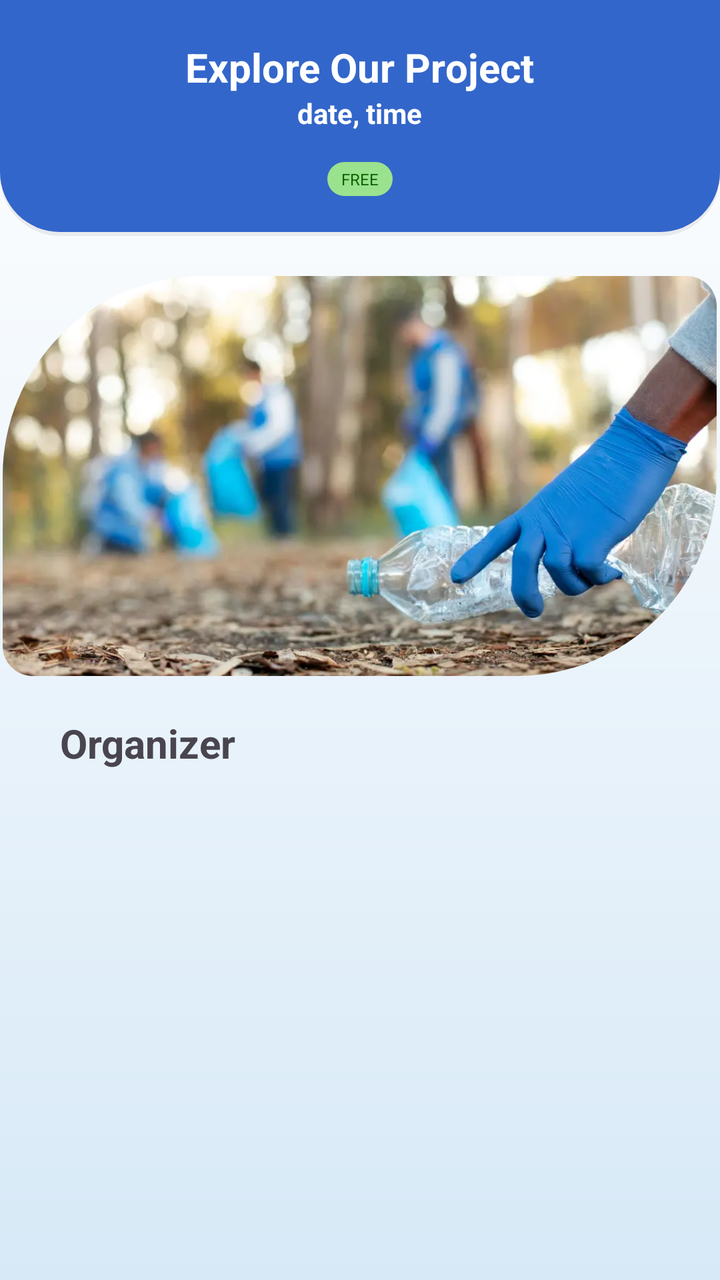
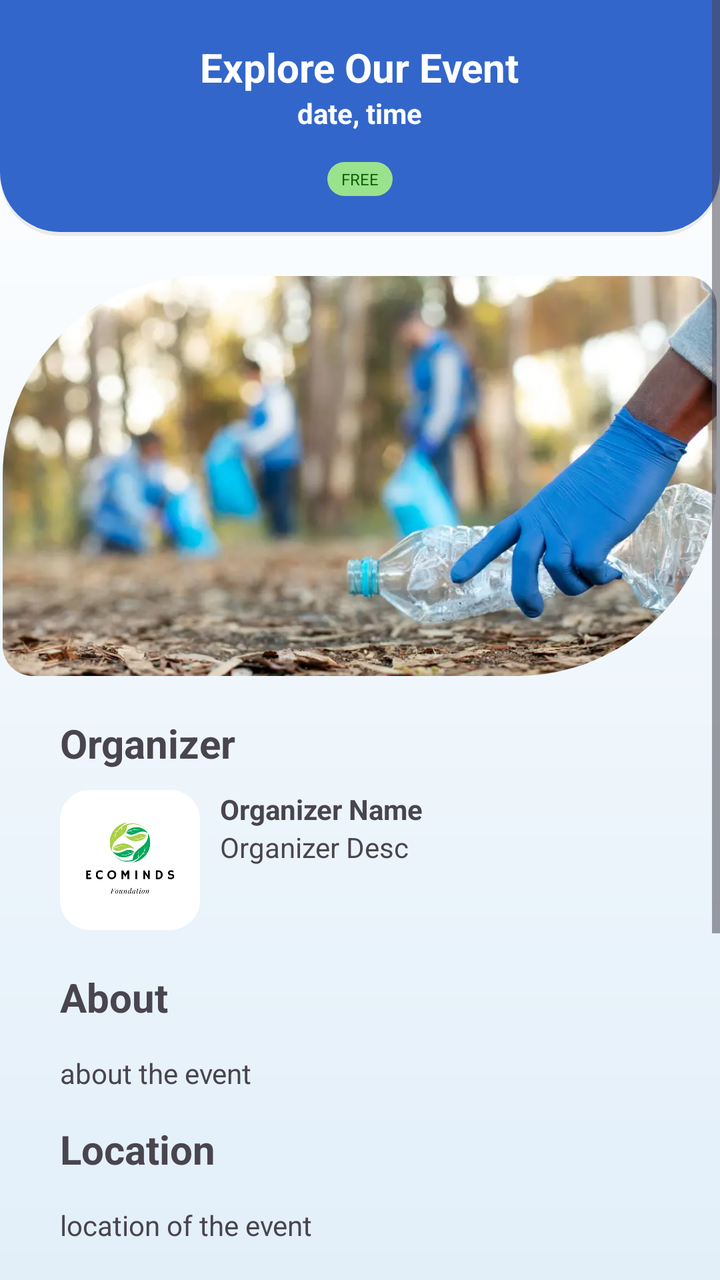

Screens rendered from an Android XML layout before and after an edit, with the pre-edit source and the edit as a unified diff.
<!-- AndroidManifest.xml: application theme Theme.PolluGuard -->
<!-- res/layout/activity_project_details.xml -->
<?xml version="1.0" encoding="utf-8"?>
<LinearLayout xmlns:android="http://schemas.android.com/apk/res/android"
    xmlns:app="http://schemas.android.com/apk/res-auto"
    xmlns:tools="http://schemas.android.com/tools"
    android:layout_width="match_parent"
    android:layout_height="match_parent"
    android:id="@+id/main"
    tools:context=".ui.volunteer.VolunteerFragment"
    android:background="@drawable/gradient_background"
    android:orientation="vertical">

    <LinearLayout
        android:layout_width="match_parent"
        android:layout_height="wrap_content"
        android:orientation="vertical"
        android:background="@drawable/blue_background"
        android:padding="20dp"
        android:gravity="center">

        <TextView
            android:id="@+id/judulText"
            android:layout_width="wrap_content"
            android:layout_height="wrap_content"
            android:text="Explore Our Project"
            android:textColor="@color/white"
            android:textStyle="bold"
            android:textSize="20sp"/>

        <TextView
            android:id="@+id/dateTimeText"
            android:layout_width="wrap_content"
            android:layout_height="wrap_content"
            android:text="date, time"
            android:textColor="@color/white"
            android:textStyle="bold"
            android:textSize="14sp"
            android:layout_marginBottom="15dp"/>

        <TextView
            android:id="@+id/priceText"
            android:layout_width="wrap_content"
            android:layout_height="wrap_content"
            android:text="FREE"
            android:textSize="8sp"
            android:textColor="@color/greenText"
            android:background="@drawable/rounded_corners"
            android:backgroundTint="@color/greenCoupon"
            android:paddingVertical="3dp"
            android:paddingHorizontal="7dp"
            android:gravity="center"/>
    </LinearLayout>

    <ImageView
        android:id="@+id/projectImage"
        android:layout_width="357dp"
        android:layout_height="200dp" 
        android:src="@drawable/milah_plastik"
        android:scaleType="centerCrop"
        android:clipToOutline="true"
        android:background="@drawable/image_project_details_rounded_corners"
        android:layout_margin="20dp"
        android:layout_gravity="center"/>
    
    <TextView
        android:layout_width="wrap_content"
        android:layout_height="wrap_content"
        android:text="Organizer"
        android:textSize="20sp"
        android:textStyle="bold"
        android:layout_marginHorizontal="30dp"/>

    
</LinearLayout>
<!-- resources referenced by this layout -->
<resources>
  <color name="greenCoupon">#9AE28E</color>
  <color name="greenText">#0E6300</color>
  <color name="white">#FFFFFFFF</color>
  <!-- drawable blue_background (drawable) -->
  <?xml version="1.0" encoding="utf-8"?>
  <layer-list xmlns:android="http://schemas.android.com/apk/res/android">
      <item android:top="4dp">
          <shape>
              <solid android:color="#11000000"/>
              <corners
                  android:bottomRightRadius="30dp"
                  android:bottomLeftRadius="30dp"/>
          </shape>
      </item>
  
      <item android:bottom="2dp">
          <shape>
              <solid android:color="@color/blue"/>
              <corners
                  android:bottomRightRadius="30dp"
                  android:bottomLeftRadius="30dp"/>
          </shape>
      </item>
  
  </layer-list>
  <!-- drawable gradient_background (drawable) -->
  <?xml version="1.0" encoding="utf-8"?>
  <shape xmlns:android="http://schemas.android.com/apk/res/android">
      <gradient xmlns:android="http://schemas.android.com/apk/res/android"
          android:angle="270"
          android:startColor="#FFFFFFFF"
          android:endColor="@color/lightBlue"
          android:type="linear" />
  </shape>
  <!-- drawable image_project_details_rounded_corners (drawable) -->
  <?xml version="1.0" encoding="utf-8"?>
  <shape xmlns:android="http://schemas.android.com/apk/res/android">
      <corners
          android:bottomLeftRadius="15dp"
          android:topLeftRadius="100dp"
          android:topRightRadius="15dp"
          android:bottomRightRadius="100dp"/>
  </shape>
  <!-- drawable milah_plastik: webp bitmap (drawable, 48802 bytes) -->
  <!-- drawable rounded_corners (drawable) -->
  <?xml version="1.0" encoding="utf-8"?>
  <shape xmlns:android="http://schemas.android.com/apk/res/android">
      <corners android:radius="15dp"/>
      <solid android:color="@color/white"/>
  </shape>
  <style name="Theme.PolluGuard" parent="Base.Theme.PolluGuard" />
  <color name="blue">#3366CA</color>
  <color name="lightBlue">#D7E9F7</color>
  <style name="Base.Theme.PolluGuard" parent="Theme.Material3.DayNight.NoActionBar">
          
           <item name="colorPrimary">@color/blue</item>
      </style>
</resources>

<!-- the commit's change to res/layout/activity_project_details.xml (unified diff, before → after) -->
@@ -1,73 +1,235 @@
 <?xml version="1.0" encoding="utf-8"?>
-<LinearLayout xmlns:android="http://schemas.android.com/apk/res/android"
-    xmlns:app="http://schemas.android.com/apk/res-auto"
+<ScrollView xmlns:app="http://schemas.android.com/apk/res-auto"
     xmlns:tools="http://schemas.android.com/tools"
     android:layout_width="match_parent"
     android:layout_height="match_parent"
-    android:id="@+id/main"
-    tools:context=".ui.volunteer.VolunteerFragment"
-    android:background="@drawable/gradient_background"
-    android:orientation="vertical">
+    xmlns:android="http://schemas.android.com/apk/res/android" >
 
     <LinearLayout
         android:layout_width="match_parent"
-        android:layout_height="wrap_content"
-        android:orientation="vertical"
-        android:background="@drawable/blue_background"
-        android:padding="20dp"
-        android:gravity="center">
-
-        <TextView
-            android:id="@+id/judulText"
-            android:layout_width="wrap_content"
-            android:layout_height="wrap_content"
-            android:text="Explore Our Project"
-            android:textColor="@color/white"
+        android:layout_height="match_parent"
+        android:id="@+id/main"
+        tools:context=".ui.volunteer.VolunteerFragment"
+        android:background="@drawable/gradient_background"
+        android:orientation="vertical">
+
+        <LinearLayout
+            android:layout_width="match_parent"
+            android:layout_height="wrap_content"
+            android:orientation="vertical"
+            android:background="@drawable/blue_background"
+            android:padding="20dp"
+            android:gravity="center">
+
+            <TextView
+                android:id="@+id/judulText"
+                android:layout_width="wrap_content"
+                android:layout_height="wrap_content"
+                android:text="Explore Our Event"
+                android:textColor="@color/white"
+                android:textStyle="bold"
+                android:textSize="20sp"/>
+
+            <TextView
+                android:id="@+id/dateTimeText"
+                android:layout_width="wrap_content"
+                android:layout_height="wrap_content"
+                android:text="date, time"
+                android:textColor="@color/white"
+                android:textStyle="bold"
+                android:textSize="14sp"
+                android:layout_marginBottom="15dp"/>
+
+            <TextView
+                android:id="@+id/priceText"
+                android:layout_width="wrap_content"
+                android:layout_height="wrap_content"
+                android:text="FREE"
+                android:textSize="8sp"
+                android:textColor="@color/greenText"
+                android:background="@drawable/rounded_corners"
+                android:backgroundTint="@color/greenCoupon"
+                android:paddingVertical="3dp"
+                android:paddingHorizontal="7dp"
+                android:gravity="center"/>
+        </LinearLayout>
+
+        <ImageView
+            android:id="@+id/projectImage"
+            android:layout_width="357dp"
+            android:layout_height="200dp"
+            android:src="@drawable/milah_plastik"
+            android:scaleType="centerCrop"
+            android:clipToOutline="true"
+            android:background="@drawable/image_project_details_rounded_corners"
+            android:layout_margin="20dp"
+            android:layout_gravity="center"/>
+
+        
+
+        <TextView
+            android:layout_width="wrap_content"
+            android:layout_height="wrap_content"
+            android:text="Organizer"
+            android:textSize="20sp"
             android:textStyle="bold"
+            android:layout_marginHorizontal="30dp"/>
+
+        <LinearLayout
+            android:layout_width="wrap_content"
+            android:layout_height="wrap_content"
+            android:orientation="horizontal"
+            android:layout_marginVertical="10dp"
+            android:layout_marginHorizontal="30dp">
+
+            <ImageView
+                android:id="@+id/logoImage"
+                android:layout_width="70dp"
+                android:layout_height="70dp"
+                android:src="@drawable/ecominds_foundation"
+                android:background="@drawable/rounded_corners"
+                android:clipToOutline="true"/>
+
+            <LinearLayout
+                android:layout_width="269dp"
+                android:layout_height="wrap_content"
+                android:orientation="vertical"
+                android:layout_marginStart="10dp">
+
+                <TextView
+                    android:id="@+id/organizerName"
+                    android:layout_width="wrap_content"
+                    android:layout_height="wrap_content"
+                    android:text="Organizer Name"
+                    android:textStyle="bold"/>
+
+                <TextView
+                    android:id="@+id/organizerDesc"
+                    android:layout_width="wrap_content"
+                    android:layout_height="wrap_content"
+                    android:text="Organizer Desc"/>
+
+            </LinearLayout>
+
+        </LinearLayout>
+
+        
+
+        <TextView
+            android:layout_width="349dp"
+            android:layout_height="wrap_content"
+            android:layout_marginHorizontal="30dp"
+            android:layout_marginVertical="10dp"
+            android:text="About"
+            android:textSize="20sp"
+            android:textStyle="bold"/>
+
+        <TextView
+            android:id="@+id/aboutText"
+            android:layout_width="349dp"
+            android:layout_height="wrap_content"
+            android:layout_marginHorizontal="30dp"
+            android:layout_marginVertical="5dp"
+            android:text="about the event"/>
+
+        
+
+        <TextView
+            android:layout_width="349dp"
+            android:layout_height="wrap_content"
+            android:layout_marginHorizontal="30dp"
+            android:layout_marginVertical="10dp"
+            android:text="Location"
+            android:textSize="20sp"
+            android:textStyle="bold"/>
+
+        <TextView
+            android:id="@+id/locationText"
+            android:layout_width="349dp"
+            android:layout_height="wrap_content"
+            android:layout_marginHorizontal="30dp"
+            android:layout_marginVertical="5dp"
+            android:text="location of the event"/>
+
+        
+
+        
+
+        <TextView
+            android:layout_width="349dp"
+            android:layout_height="wrap_content"
+            android:layout_marginHorizontal="30dp"
+            android:layout_marginVertical="10dp"
+            android:text="Reward"
+            android:textSize="20sp"
+            android:textStyle="bold"/>
+
+        <LinearLayout
+            android:layout_width="wrap_content"
+            android:layout_height="wrap_content"
+            android:orientation="horizontal"
+            android:background="@drawable/rounded_corners"
+            android:layout_marginHorizontal="30dp"
+            android:padding="15dp"
+            android:backgroundTint="@color/yellowCoupon">
+
+            <ImageView
+                android:layout_width="20dp"
+                android:layout_height="20dp"
+                android:src="@drawable/volunteer_point_logo"/>
+
+            <TextView
+                android:id="@+id/rewardText"
+                android:layout_width="wrap_content"
+                android:layout_height="wrap_content"
+                android:layout_marginLeft="5dp"
+                android:text="20 Volunteer Points"
+                android:textColor="@color/yellowText"/>
+
+        </LinearLayout>
+
+
+        <TextView
+            android:layout_width="wrap_content"
+            android:layout_height="wrap_content"
+            android:text="Participants Joined"
+            android:textStyle="bold"
+            android:layout_marginHorizontal="30dp"
+            android:layout_marginVertical="10dp"
             android:textSize="20sp"/>
 
-        <TextView
-            android:id="@+id/dateTimeText"
-            android:layout_width="wrap_content"
-            android:layout_height="wrap_content"
-            android:text="date, time"
-            android:textColor="@color/white"
-            android:textStyle="bold"
-            android:textSize="14sp"
-            android:layout_marginBottom="15dp"/>
-
-        <TextView
-            android:id="@+id/priceText"
-            android:layout_width="wrap_content"
-            android:layout_height="wrap_content"
-            android:text="FREE"
-            android:textSize="8sp"
-            android:textColor="@color/greenText"
-            android:background="@drawable/rounded_corners"
-            android:backgroundTint="@color/greenCoupon"
-            android:paddingVertical="3dp"
-            android:paddingHorizontal="7dp"
-            android:gravity="center"/>
+        <LinearLayout
+            android:layout_width="349dp"
+            android:layout_height="wrap_content"
+            android:layout_marginHorizontal="30dp"
+            android:orientation="horizontal"
+            android:clipToPadding="true"
+            android:padding="0dp">
+
+            <TextView
+                android:layout_width="wrap_content"
+                android:layout_height="wrap_content"
+                android:text="Available slot: "
+                android:textStyle="bold"/>
+
+            <TextView
+                android:id="@+id/slotText"
+                android:layout_width="wrap_content"
+                android:layout_height="wrap_content"
+                android:text="30 slots left"
+                android:textColor="@color/blue"
+                android:textStyle="bold"
+                android:layout_gravity="end|right"/>
+
+        </LinearLayout>
+
+        <Button
+            android:id="@+id/participateButton"
+            android:layout_width="349dp"
+            android:layout_height="wrap_content"
+            android:layout_marginHorizontal="30dp"
+            android:layout_marginVertical="20dp"
+            android:text="Participate to This Event"/>
     </LinearLayout>
 
-    <ImageView
-        android:id="@+id/projectImage"
-        android:layout_width="357dp"
-        android:layout_height="200dp" 
-        android:src="@drawable/milah_plastik"
-        android:scaleType="centerCrop"
-        android:clipToOutline="true"
-        android:background="@drawable/image_project_details_rounded_corners"
-        android:layout_margin="20dp"
-        android:layout_gravity="center"/>
-    
-    <TextView
-        android:layout_width="wrap_content"
-        android:layout_height="wrap_content"
-        android:text="Organizer"
-        android:textSize="20sp"
-        android:textStyle="bold"
-        android:layout_marginHorizontal="30dp"/>
-
-    
-</LinearLayout>
+</ScrollView>
<!-- resource entries referenced after the edit -->
@@ -3,6 +3,8 @@
   <color name="greenCoupon">#9AE28E</color>
   <color name="greenText">#0E6300</color>
   <color name="white">#FFFFFFFF</color>
+  <color name="yellowCoupon">#FDE870</color>
+  <color name="yellowText">#9F5F00</color>
   <!-- drawable blue_background (drawable) -->
   <?xml version="1.0" encoding="utf-8"?>
   <layer-list xmlns:android="http://schemas.android.com/apk/res/android">
@@ -25,6 +27,7 @@
       </item>
   
   </layer-list>
+  <!-- drawable ecominds_foundation: png bitmap (drawable, 20787 bytes) -->
   <!-- drawable gradient_background (drawable) -->
   <?xml version="1.0" encoding="utf-8"?>
   <shape xmlns:android="http://schemas.android.com/apk/res/android">
@@ -50,6 +53,7 @@
       <corners android:radius="15dp"/>
       <solid android:color="@color/white"/>
   </shape>
+  <!-- drawable volunteer_point_logo: png bitmap (drawable, 8026 bytes) -->
   <style name="Theme.PolluGuard" parent="Base.Theme.PolluGuard" />
   <color name="blue">#3366CA</color>
   <color name="lightBlue">#D7E9F7</color>
